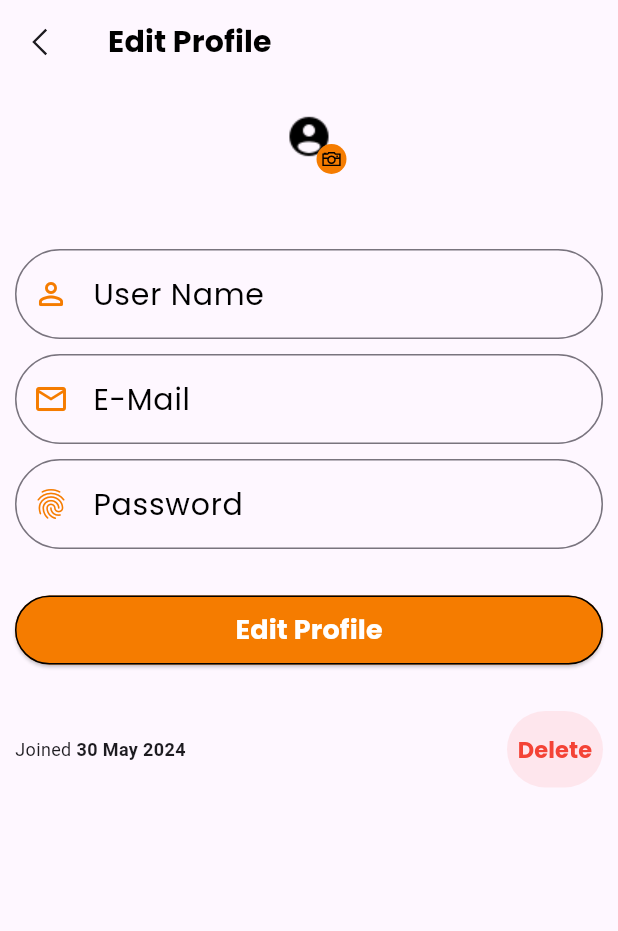
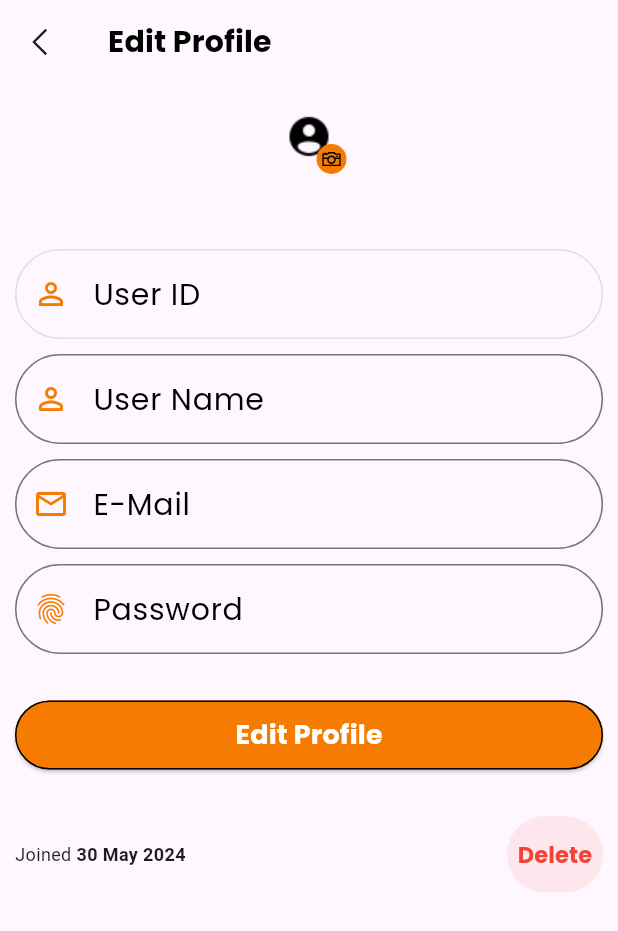
Before and after one commit to jiahui-1251/SunEase-Mental-Health-Application, a Flutter app: the UpdateProfileScreen screen opened directly, on a phone screen of 412 x 824 dp. Shown: the top 931 px of the screen. Run offline on Flutter 3.47's test engine with Material 3 defaults, Android fonts, the phone set to English and light mode, and no system bars; our stand-ins replace cloud_firestore, firebase_auth, firebase_core, flutter_otp_text_field, get, google_fonts and 5 more; accounts and stored records are empty.

```diff
--- a/lib/src/features/authentication/screens/profile/update_profile_screen.dart
+++ b/lib/src/features/authentication/screens/profile/update_profile_screen.dart
@@ -60,6 +60,31 @@ class UpdateProfileScreen extends StatelessWidget {
                         const SizedBox(height: 50),
                         Form(child: Column(
                           children: [
+                                                        // User ID
+                            TextFormField(
+                              initialValue: userData.UserID,
+                              decoration: const InputDecoration(
+                                label: Text('User ID'),
+                                prefixIcon: Icon(
+                                  Icons.perm_identity,
+                                  color: tOrangeColor,
+                                ),
+                                border: OutlineInputBorder(
+                                  borderRadius: BorderRadius.all(
+                                    Radius.circular(100),
+                                  ),
+                                ),
+                                focusedBorder: OutlineInputBorder(
+                                  borderRadius: BorderRadius.all(Radius.circular(100)),
+                                  borderSide: BorderSide(color: tOrangeColor),
+                                ),
+                                labelStyle: TextStyle(color: tBlackColor),
+                              ),
+                              enabled: false, // Make this field read-only
+                            ),
+                            const SizedBox(height: tFormHeight - 20),
+
+                            //UserName
                             TextFormField(
                               initialValue: userData.UserName,
                               decoration: const InputDecoration(
```
Also changed, not shown: lib/src/features/authentication/screens/profile/profile_screen_menu.dart (+52 -20 lines).
